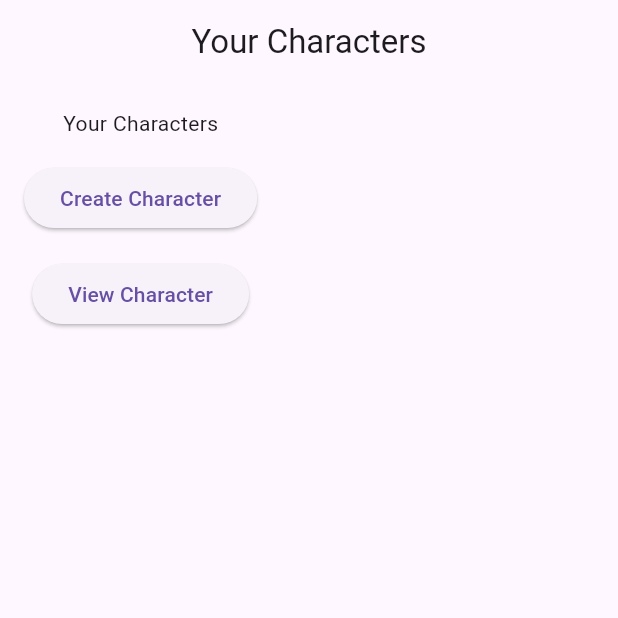
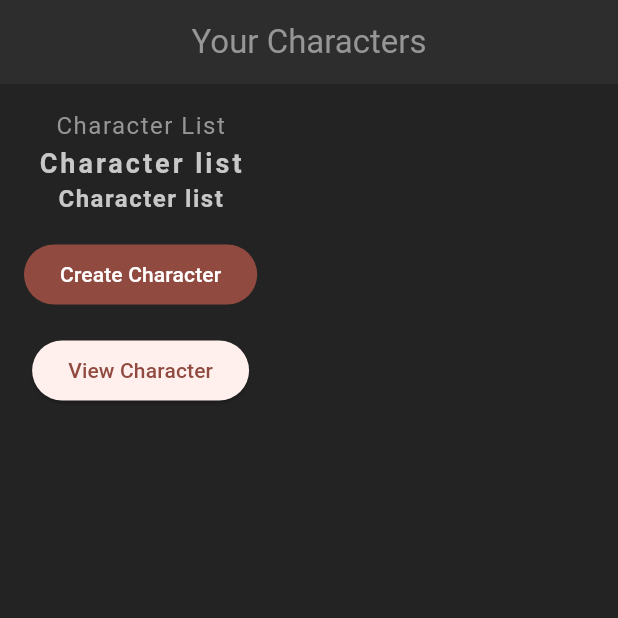
Before and after one commit to mzahalan/FlutterMasterClass, a Flutter app: the screen it shows after launch, after a tap on "Create Character", on a phone screen of 412 x 824 dp, the top half of it. Run offline on Flutter 3.47's test engine with Material 3 defaults, Android fonts, the phone set to English and light mode, and no system bars.

Commit message:
Lesson 19-21
Setup a theme

```diff
--- a/flutter_rpg/lib/main.dart
+++ b/flutter_rpg/lib/main.dart
@@ -1,9 +1,11 @@
 import 'package:flutter/material.dart';
 import 'package:flutter_rpg/screens/home/home.dart';
+import 'package:flutter_rpg/theme.dart';
 
 void main() {
-  runApp(const MaterialApp(
-    home: Home(),
+  runApp(MaterialApp(
+    home: const Home(),
+    theme: primaryTheme,
   ));
 }
 
--- a/flutter_rpg/lib/screens/home/home.dart
+++ b/flutter_rpg/lib/screens/home/home.dart
@@ -19,9 +19,11 @@
         padding: const EdgeInsets.all(16),
         child: Column(
           children: [
-            const Text('Your Characters'),
+            const Text('Character List'),
+            Text('Character list', style: Theme.of(context).textTheme.titleMedium),
+            Text('Character list', style: Theme.of(context).textTheme.headlineMedium),
             const SizedBox(height: 16),
-            ElevatedButton(
+            FilledButton(
               onPressed: () {
                 Navigator.pushNamed(context, '/create');
               },
```
Also changed, not shown: flutter_rpg/lib/theme.dart (added, +44 -0 lines).
